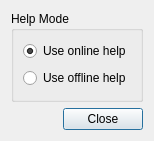
Above: tse_analytics/views/general/settings/settings_dialog.ui from TSE-Systems/tse-analytics before the change. Below: the same form after it.
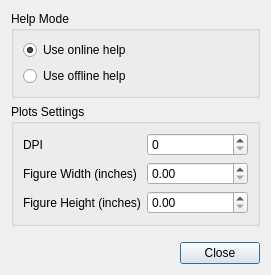
That is the form after the change.

```diff
--- a/tse_analytics/views/general/settings/settings_dialog.ui
+++ b/tse_analytics/views/general/settings/settings_dialog.ui
@@ -7,8 +7,8 @@
    <rect>
     <x>0</x>
     <y>0</y>
-    <width>149</width>
-    <height>141</height>
+    <width>271</width>
+    <height>275</height>
    </rect>
   </property>
   <property name="windowTitle">
@@ -41,6 +41,62 @@
      </layout>
     </widget>
    </item>
+   <item>
+    <widget class="QGroupBox" name="groupBoxPlotsSettings">
+     <property name="title">
+      <string>Plots Settings</string>
+     </property>
+     <layout class="QFormLayout" name="formLayout">
+      <item row="0" column="0">
+       <widget class="QLabel" name="dpiLabel">
+        <property name="text">
+         <string>DPI</string>
+        </property>
+       </widget>
+      </item>
+      <item row="0" column="1">
+       <widget class="QSpinBox" name="dpiSpinBox">
+        <property name="maximum">
+         <number>1000</number>
+        </property>
+       </widget>
+      </item>
+      <item row="1" column="0">
+       <widget class="QLabel" name="figureWidthInchesLabel">
+        <property name="text">
+         <string>Figure Width (inches)</string>
+        </property>
+       </widget>
+      </item>
+      <item row="1" column="1">
+       <widget class="QDoubleSpinBox" name="figureWidthInchesDoubleSpinBox"/>
+      </item>
+      <item row="2" column="0">
+       <widget class="QLabel" name="figureHeightInchesLabel">
+        <property name="text">
+         <string>Figure Height (inches)</string>
+        </property>
+       </widget>
+      </item>
+      <item row="2" column="1">
+       <widget class="QDoubleSpinBox" name="figureHeightInchesDoubleSpinBox"/>
+      </item>
+     </layout>
+    </widget>
+   </item>
+   <item>
+    <spacer name="verticalSpacer">
+     <property name="orientation">
+      <enum>Qt::Orientation::Vertical</enum>
+     </property>
+     <property name="sizeHint" stdset="0">
+      <size>
+       <width>20</width>
+       <height>40</height>
+      </size>
+     </property>
+    </spacer>
+   </item>
    <item>
     <widget class="QDialogButtonBox" name="buttonBox">
      <property name="orientation">
```
